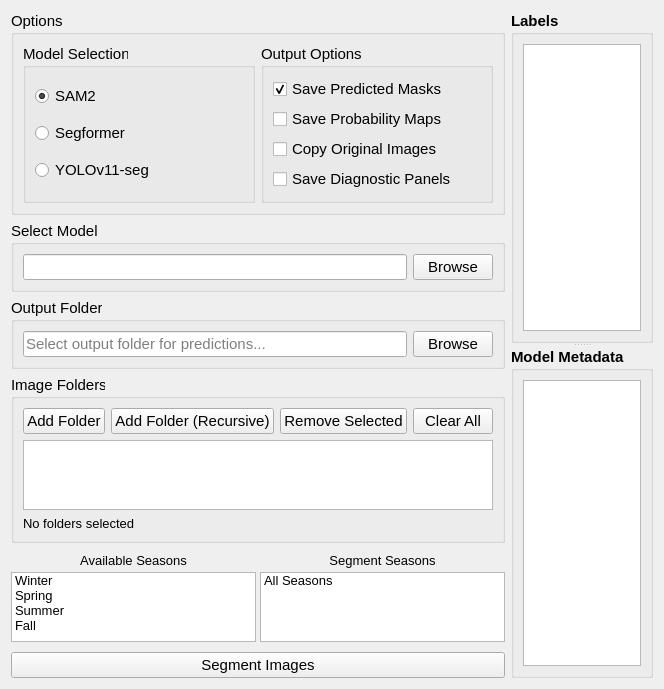
Qt form src/GRIME_AI/dialogs/ML_image_processing/segment_images_tab.ui (GRIME-Lab/GRIME-AI) before a commit.
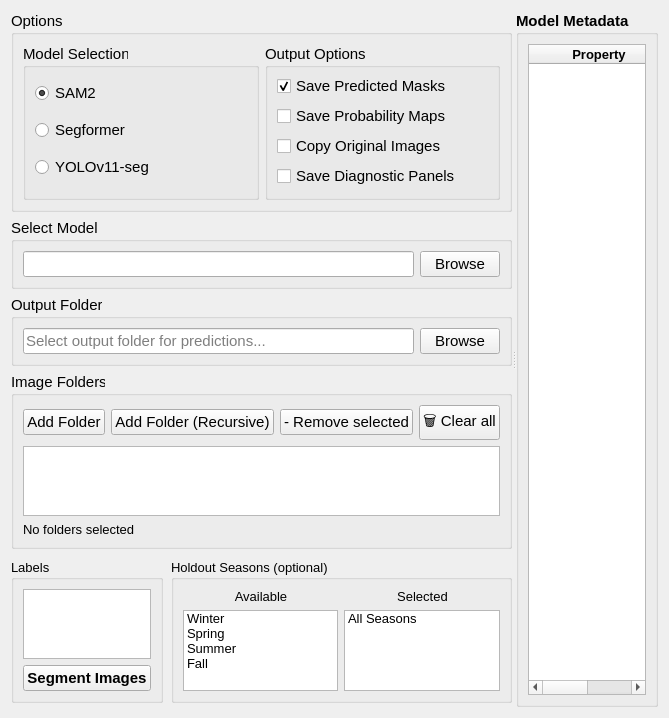
The same form after that commit.

Commit message: Re-designed training and segment_images tabs. Fixed training/validation splits bug.

Diff of the .ui file:
```diff
--- a/src/GRIME_AI/dialogs/ML_image_processing/segment_images_tab.ui
+++ b/src/GRIME_AI/dialogs/ML_image_processing/segment_images_tab.ui
@@ -15,15 +15,13 @@
   </property>
   <layout class="QHBoxLayout" name="horizontalLayoutSegmentImages">
    <item>
+    <widget class="QSplitter" name="splitter_main">
+     <property name="orientation"><enum>Qt::Horizontal</enum></property>
+     <property name="childrenCollapsible"><bool>false</bool></property>
+     <widget class="QWidget" name="widget_left_panel">
     <layout class="QVBoxLayout" name="verticalLayoutSegmentImages">
      <item>
       <widget class="QGroupBox" name="groupBox_Options">
-       <property name="minimumSize">
-        <size>
-         <width>300</width>
-         <height>0</height>
-        </size>
-       </property>
        <property name="font">
         <font>
          <family>Arial</family>
@@ -48,6 +46,7 @@
              <string>Model Selection</string>
             </property>
             <layout class="QVBoxLayout" name="verticalLayout_modelSelection_segment">
+             <property name="topMargin"><number>6</number></property>
              <item>
               <widget class="QRadioButton" name="radioButton_segment_model_sam2">
                <property name="font">
@@ -111,6 +110,7 @@
              <string>Output Options</string>
             </property>
             <layout class="QVBoxLayout" name="verticalLayout_outputOptions_segment">
+             <property name="topMargin"><number>6</number></property>
              <item>
               <widget class="QCheckBox" name="checkBox_save_predicted_masks">
                <property name="font">
@@ -314,7 +314,7 @@
              </font>
             </property>
             <property name="text">
-             <string>Remove Selected</string>
+             <string>- Remove selected</string>
             </property>
            </widget>
           </item>
@@ -327,7 +327,7 @@
              </font>
             </property>
             <property name="text">
-             <string>Clear All</string>
+             <string>🗑 Clear all</string>
             </property>
            </widget>
           </item>
@@ -367,25 +367,70 @@
      </item>
      <item>
       <widget class="QWidget" name="widget_segmentSeasons">
-       <layout class="QVBoxLayout" name="verticalLayout_segmentSeasons">
+       <layout class="QHBoxLayout" name="horizontalLayout_labelsAndSeasons">
         <property name="leftMargin"><number>0</number></property>
         <property name="topMargin"><number>4</number></property>
         <property name="rightMargin"><number>0</number></property>
         <property name="bottomMargin"><number>4</number></property>
-        <property name="spacing"><number>4</number></property>
+        <property name="spacing"><number>8</number></property>
+        <item>
+         <widget class="QGroupBox" name="groupBox_labels">
+          <property name="font"><font><family>Arial</family><pointsize>10</pointsize></font></property>
+          <property name="title"><string>Labels</string></property>
+          <layout class="QVBoxLayout" name="verticalLayout_labelsGroup">
+           <item>
+            <widget class="QListWidget" name="listWidget_labels">
+             <property name="sizePolicy">
+              <sizepolicy hsizetype="Expanding" vsizetype="Expanding">
+               <horstretch>0</horstretch>
+               <verstretch>1</verstretch>
+              </sizepolicy>
+             </property>
+             <property name="font"><font><family>Arial</family><pointsize>10</pointsize></font></property>
+             <property name="toolTip"><string>Model label categories. Select to filter segmentation output.</string></property>
+             <property name="minimumHeight"><number>110</number></property>
+             <property name="maximumHeight"><number>130</number></property>
+             <property name="selectionMode"><enum>QAbstractItemView::ExtendedSelection</enum></property>
+             <property name="verticalScrollBarPolicy"><enum>Qt::ScrollBarAsNeeded</enum></property>
+            </widget>
+           </item>
+           <item>
+            <widget class="QPushButton" name="pushButton_Segment">
+             <property name="font">
+              <font>
+               <family>Arial</family>
+               <pointsize>11</pointsize>
+               <weight>75</weight>
+               <bold>true</bold>
+              </font>
+             </property>
+             <property name="text">
+              <string>Segment Images</string>
+             </property>
+             <property name="minimumHeight"><number>38</number></property>
+            </widget>
+           </item>
+          </layout>
+         </widget>
+        </item>
+        <item>
+         <widget class="QGroupBox" name="groupBox_holdoutSeasons">
+          <property name="font"><font><family>Arial</family><pointsize>10</pointsize></font></property>
+          <property name="title"><string>Holdout Seasons (optional)</string></property>
+          <layout class="QVBoxLayout" name="verticalLayout_holdoutSeasons">
         <item>
          <layout class="QHBoxLayout" name="horizontalLayout_segmentSeasonLabels">
           <item>
            <widget class="QLabel" name="label_availableSegmentSeasons">
             <property name="font"><font><family>Arial</family><pointsize>10</pointsize></font></property>
-            <property name="text"><string>Available Seasons</string></property>
+               <property name="text"><string>Available</string></property>
             <property name="alignment"><set>Qt::AlignCenter</set></property>
            </widget>
           </item>
           <item>
            <widget class="QLabel" name="label_segmentSeasons">
             <property name="font"><font><family>Arial</family><pointsize>10</pointsize></font></property>
-            <property name="text"><string>Segment Seasons</string></property>
+               <property name="text"><string>Selected</string></property>
             <property name="alignment"><set>Qt::AlignCenter</set></property>
            </widget>
           </item>
@@ -396,11 +441,12 @@
           <item>
            <widget class="QListWidget" name="listWidget_availableSegmentSeasons">
             <property name="font"><font><family>Arial</family><pointsize>10</pointsize></font></property>
-            <property name="toolTip"><string>Drag seasons to Segment Seasons to include them in segmentation.</string></property>
+               <property name="toolTip"><string>Drag seasons to Selected to include them in segmentation.</string></property>
             <property name="dragDropMode"><enum>QAbstractItemView::DragDrop</enum></property>
             <property name="defaultDropAction"><enum>Qt::MoveAction</enum></property>
             <property name="selectionMode"><enum>QAbstractItemView::ExtendedSelection</enum></property>
-            <property name="maximumHeight"><number>100</number></property>
+               <property name="minimumHeight"><number>110</number></property>
+               <property name="maximumHeight"><number>130</number></property>
             <item><property name="text"><string>Winter</string></property></item>
             <item><property name="text"><string>Spring</string></property></item>
             <item><property name="text"><string>Summer</string></property></item>
@@ -414,7 +460,8 @@
             <property name="dragDropMode"><enum>QAbstractItemView::DragDrop</enum></property>
             <property name="defaultDropAction"><enum>Qt::MoveAction</enum></property>
             <property name="selectionMode"><enum>QAbstractItemView::ExtendedSelection</enum></property>
-            <property name="maximumHeight"><number>100</number></property>
+               <property name="minimumHeight"><number>110</number></property>
+               <property name="maximumHeight"><number>130</number></property>
             <item><property name="text"><string>All Seasons</string></property></item>
            </widget>
           </item>
@@ -423,116 +470,16 @@
        </layout>
       </widget>
      </item>
-     <item>
-      <layout class="QHBoxLayout" name="horizontalLayoutSegmentButton">
-       <item>
-        <spacer name="horizontalSpacerSegmentLeft">
-         <property name="sizePolicy">
-          <sizepolicy hsizetype="Expanding" vsizetype="Fixed">
-           <horstretch>0</horstretch>
-           <verstretch>0</verstretch>
-          </sizepolicy>
-         </property>
-         <property name="font">
-          <font>
-           <family>Arial</family>
-           <pointsize>11</pointsize>
-          </font>
-         </property>
-         <property name="orientation">
-          <enum>Qt::Vertical</enum>
-         </property>
-         <property name="sizeHint" stdset="0">
-          <size>
-           <width>0</width>
-           <height>0</height>
-          </size>
-         </property>
-        </spacer>
-       </item>
-       <item>
-        <widget class="QPushButton" name="pushButton_Segment">
-         <property name="font">
-          <font>
-           <family>Arial</family>
-           <pointsize>11</pointsize>
-          </font>
-         </property>
-         <property name="text">
-          <string>Segment Images</string>
-         </property>
-        </widget>
-       </item>
-       <item>
-        <spacer name="horizontalSpacerSegmentRight">
-         <property name="sizePolicy">
-          <sizepolicy hsizetype="Expanding" vsizetype="Fixed">
-           <horstretch>0</horstretch>
-           <verstretch>0</verstretch>
-          </sizepolicy>
-         </property>
-         <property name="font">
-          <font>
-           <family>Arial</family>
-           <pointsize>11</pointsize>
-          </font>
-         </property>
-         <property name="orientation">
-          <enum>Qt::Vertical</enum>
-         </property>
-         <property name="sizeHint" stdset="0">
-          <size>
-           <width>0</width>
-           <height>0</height>
-          </size>
-         </property>
-        </spacer>
-       </item>
-      </layout>
-     </item>
-    </layout>
-   </item>
-   <item>
+       </layout>
+      </widget>
+     </item>
+    </layout>
+     </widget>
     <widget class="QSplitter" name="splitter_right_panel">
      <property name="orientation">
       <enum>Qt::Vertical</enum>
      </property>
-     <widget class="QGroupBox" name="groupBox_labels">
-      <property name="font">
-       <font>
-        <family>Arial</family>
-        <pointsize>11</pointsize>
-        <weight>75</weight>
-        <bold>true</bold>
-       </font>
-      </property>
-      <property name="title">
-       <string>Labels</string>
-      </property>
-      <layout class="QVBoxLayout" name="verticalLayout_labels">
-       <item>
-        <widget class="QListWidget" name="listWidget_labels">
-         <property name="sizePolicy">
-          <sizepolicy hsizetype="Expanding" vsizetype="Expanding">
-           <horstretch>0</horstretch>
-           <verstretch>1</verstretch>
-          </sizepolicy>
-         </property>
-         <property name="font">
-          <font>
-           <family>Arial</family>
-           <pointsize>11</pointsize>
-           <weight>75</weight>
-           <bold>true</bold>
-          </font>
-         </property>
-         <property name="selectionMode">
-          <enum>QAbstractItemView::ExtendedSelection</enum>
-         </property>
-        </widget>
-       </item>
-      </layout>
-     </widget>
+      <property name="minimumWidth"><number>120</number></property>
      <widget class="QGroupBox" name="groupBox_modelMetadata">
       <property name="font">
        <font>
@@ -547,7 +494,7 @@
       </property>
       <layout class="QVBoxLayout" name="verticalLayout_modelMetadata">
        <item>
-        <widget class="QListWidget" name="listWidget_modelMetadata">
+        <widget class="QTableWidget" name="listWidget_modelMetadata">
          <property name="sizePolicy">
           <sizepolicy hsizetype="Expanding" vsizetype="Expanding">
            <horstretch>0</horstretch>
@@ -557,20 +504,24 @@
          <property name="font">
           <font>
            <family>Arial</family>
-           <pointsize>11</pointsize>
-           <weight>75</weight>
-           <bold>true</bold>
+           <pointsize>10</pointsize>
           </font>
          </property>
-         <property name="alternatingRowColors">
-          <bool>true</bool>
-         </property>
-         <property name="selectionMode">
-          <enum>QAbstractItemView::NoSelection</enum>
-         </property>
+         <property name="alternatingRowColors"><bool>true</bool></property>
+         <property name="selectionMode"><enum>QAbstractItemView::NoSelection</enum></property>
+         <property name="editTriggers"><set>QAbstractItemView::NoEditTriggers</set></property>
+         <property name="showGrid"><bool>true</bool></property>
+         <property name="gridStyle"><enum>Qt::SolidLine</enum></property>
+         <property name="sortingEnabled"><bool>false</bool></property>
+         <attribute name="columnCount"><number>2</number></attribute>
+         <attribute name="horizontalHeaderDefaultSectionSize"><number>140</number></attribute>
+         <attribute name="horizontalHeaderStretchLastSection"><bool>true</bool></attribute>
+         <column><property name="text"><string>Property</string></property></column>
+         <column><property name="text"><string>Value</string></property></column>
         </widget>
        </item>
       </layout>
+     </widget>
      </widget>
     </widget>
    </item>
```
Lines whose indentation alone changed are shown as unchanged. The commit also changes 5 other files.
